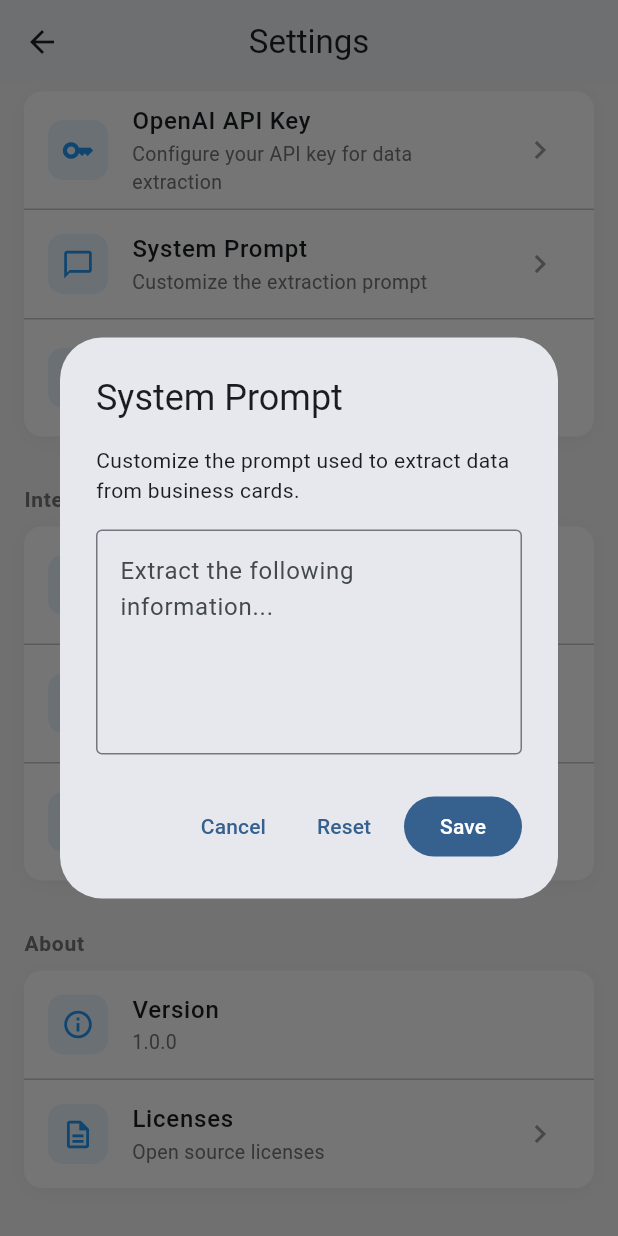
After one commit to pasogott/test-visitenkartenscanner-flutter, a Flutter app: the SettingsScreen screen opened directly, scrolled down 47 dp, after a tap on "System Prompt", on a phone screen of 412 x 824 dp. The commit adds this screen. Run offline on Flutter 3.47's test engine with Material 3 defaults, Android fonts, the phone set to English and light mode, and no system bars; our stand-ins replace camera, permission_handler, sqflite, sqflite_common_ffi_web; accounts and stored records are empty.

Commit message:
feat: Settings Screen UI (#1) (#27)
* feat: add settings screen with AI and integrations sections

- Create SettingsScreen with Material 3 design
- Add sections for AI Extraction and Integrations
- Include OpenAI API key dialog (placeholder)
- Include System Prompt dialog (placeholder)
- Add auto-extract toggle switch
- Show integration placeholders (Webhook, Salesforce, HubSpot)
- Add About section with version and licenses

Closes #1 (partial - UI only)

* feat: add settings navigation to home screen

- Add settings icon button in AppBar
- Navigate to SettingsScreen on tap

* fix: resolve overflow in system prompt dialog

```diff
--- a/lib/screens/home_screen.dart
+++ b/lib/screens/home_screen.dart
@@ -5,6 +5,7 @@ import '../providers/cards_provider.dart';
 import '../models/business_card.dart';
 import 'scan_screen.dart';
 import 'card_detail_screen.dart';
+import 'settings_screen.dart';
 
 class HomeScreen extends StatefulWidget {
   const HomeScreen({super.key});
@@ -33,6 +34,13 @@ class _HomeScreenState extends State<HomeScreen> {
         backgroundColor: Colors.white,
         foregroundColor: Colors.black87,
         elevation: 0,
+        actions: [
+          IconButton(
+            icon: const Icon(Icons.settings_outlined),
+            onPressed: () => _openSettings(context),
+            tooltip: 'Settings',
+          ),
+        ],
       ),
       body: Consumer<CardsProvider>(
         builder: (context, cardsProvider, child) {
@@ -190,4 +198,10 @@ class _HomeScreenState extends State<HomeScreen> {
       MaterialPageRoute(builder: (_) => CardDetailScreen(card: card)),
     );
   }
+
+  void _openSettings(BuildContext context) {
+    Navigator.of(context).push(
+      MaterialPageRoute(builder: (_) => const SettingsScreen()),
+    );
+  }
 }
--- /dev/null
+++ b/lib/screens/settings_screen.dart
@@ -0,0 +1,341 @@
+import 'package:flutter/material.dart';
+
+class SettingsScreen extends StatelessWidget {
+  const SettingsScreen({super.key});
+
+  @override
+  Widget build(BuildContext context) {
+    return Scaffold(
+      backgroundColor: Colors.grey[100],
+      appBar: AppBar(
+        title: const Text('Settings'),
+        backgroundColor: Colors.white,
+        foregroundColor: Colors.black87,
+        elevation: 0,
+      ),
+      body: ListView(
+        children: [
+          const SizedBox(height: 16),
+          _buildSectionHeader(context, 'AI Extraction'),
+          _buildSettingsCard(
+            context,
+            children: [
+              _buildSettingsTile(
+                icon: Icons.key,
+                title: 'OpenAI API Key',
+                subtitle: 'Configure your API key for data extraction',
+                onTap: () => _showApiKeyDialog(context),
+              ),
+              const Divider(height: 1),
+              _buildSettingsTile(
+                icon: Icons.chat_bubble_outline,
+                title: 'System Prompt',
+                subtitle: 'Customize the extraction prompt',
+                onTap: () => _showSystemPromptDialog(context),
+              ),
+              const Divider(height: 1),
+              _buildSwitchTile(
+                icon: Icons.auto_awesome,
+                title: 'Auto-Extract',
+                subtitle: 'Automatically extract data after scanning',
+                value: false,
+                onChanged: (value) {
+                  // TODO: Implement with SettingsProvider
+                },
+              ),
+            ],
+          ),
+          const SizedBox(height: 24),
+          _buildSectionHeader(context, 'Integrations'),
+          _buildSettingsCard(
+            context,
+            children: [
+              _buildSettingsTile(
+                icon: Icons.webhook,
+                title: 'Webhook',
+                subtitle: 'Send card data to external systems',
+                onTap: () => _showComingSoon(context),
+                trailing: _buildStatusChip('Not configured'),
+              ),
+              const Divider(height: 1),
+              _buildSettingsTile(
+                icon: Icons.cloud_sync,
+                title: 'Salesforce',
+                subtitle: 'Sync cards as Salesforce Leads',
+                onTap: () => _showComingSoon(context),
+                trailing: _buildStatusChip('Coming soon'),
+              ),
+              const Divider(height: 1),
+              _buildSettingsTile(
+                icon: Icons.hub,
+                title: 'HubSpot',
+                subtitle: 'Sync cards as HubSpot Contacts',
+                onTap: () => _showComingSoon(context),
+                trailing: _buildStatusChip('Coming soon'),
+              ),
+            ],
+          ),
+          const SizedBox(height: 24),
+          _buildSectionHeader(context, 'About'),
+          _buildSettingsCard(
+            context,
+            children: [
+              _buildSettingsTile(
+                icon: Icons.info_outline,
+                title: 'Version',
+                subtitle: '1.0.0',
+                onTap: null,
+              ),
+              const Divider(height: 1),
+              _buildSettingsTile(
+                icon: Icons.description_outlined,
+                title: 'Licenses',
+                subtitle: 'Open source licenses',
+                onTap: () => showLicensePage(
+                  context: context,
+                  applicationName: 'Business Card Scanner',
+                  applicationVersion: '1.0.0',
+                ),
+              ),
+            ],
+          ),
+          const SizedBox(height: 32),
+        ],
+      ),
+    );
+  }
+
+  Widget _buildSectionHeader(BuildContext context, String title) {
+    return Padding(
+      padding: const EdgeInsets.symmetric(horizontal: 16, vertical: 8),
+      child: Text(
+        title,
+        style: TextStyle(
+          fontSize: 14,
+          fontWeight: FontWeight.w600,
+          color: Colors.grey[600],
+          letterSpacing: 0.5,
+        ),
+      ),
+    );
+  }
+
+  Widget _buildSettingsCard(BuildContext context, {required List<Widget> children}) {
+    return Container(
+      margin: const EdgeInsets.symmetric(horizontal: 16),
+      decoration: BoxDecoration(
+        color: Colors.white,
+        borderRadius: BorderRadius.circular(12),
+        boxShadow: [
+          BoxShadow(
+            color: Colors.black.withValues(alpha: 0.05),
+            blurRadius: 10,
+            offset: const Offset(0, 2),
+          ),
+        ],
+      ),
+      child: Column(children: children),
+    );
+  }
+
+  Widget _buildSettingsTile({
+    required IconData icon,
+    required String title,
+    required String subtitle,
+    required VoidCallback? onTap,
+    Widget? trailing,
+  }) {
+    return ListTile(
+      leading: Container(
+        width: 40,
+        height: 40,
+        decoration: BoxDecoration(
+          color: Colors.blue.withValues(alpha: 0.1),
+          borderRadius: BorderRadius.circular(10),
+        ),
+        child: Icon(icon, color: Colors.blue, size: 22),
+      ),
+      title: Text(
+        title,
+        style: const TextStyle(
+          fontWeight: FontWeight.w500,
+          fontSize: 16,
+        ),
+      ),
+      subtitle: Text(
+        subtitle,
+        style: TextStyle(
+          color: Colors.grey[600],
+          fontSize: 13,
+        ),
+      ),
+      trailing: trailing ?? (onTap != null ? const Icon(Icons.chevron_right, color: Colors.grey) : null),
+      onTap: onTap,
+    );
+  }
+
+  Widget _buildSwitchTile({
+    required IconData icon,
+    required String title,
+    required String subtitle,
+    required bool value,
+    required ValueChanged<bool> onChanged,
+  }) {
+    return ListTile(
+      leading: Container(
+        width: 40,
+        height: 40,
+        decoration: BoxDecoration(
+          color: Colors.blue.withValues(alpha: 0.1),
+          borderRadius: BorderRadius.circular(10),
+        ),
+        child: Icon(icon, color: Colors.blue, size: 22),
+      ),
+      title: Text(
+        title,
+        style: const TextStyle(
+          fontWeight: FontWeight.w500,
+          fontSize: 16,
+        ),
+      ),
+      subtitle: Text(
+        subtitle,
+        style: TextStyle(
+          color: Colors.grey[600],
+          fontSize: 13,
+        ),
+      ),
+      trailing: Switch(
+        value: value,
+        onChanged: onChanged,
+        activeTrackColor: Colors.blue.withValues(alpha: 0.5),
+        activeThumbColor: Colors.blue,
+      ),
+    );
+  }
+
+  Widget _buildStatusChip(String text) {
+    final isConfigured = text == 'Connected';
+    return Container(
+      padding: const EdgeInsets.symmetric(horizontal: 8, vertical: 4),
+      decoration: BoxDecoration(
+        color: isConfigured ? Colors.green.withValues(alpha: 0.1) : Colors.grey.withValues(alpha: 0.1),
+        borderRadius: BorderRadius.circular(12),
+      ),
+      child: Text(
+        text,
+        style: TextStyle(
+          fontSize: 12,
+          color: isConfigured ? Colors.green[700] : Colors.grey[600],
+          fontWeight: FontWeight.w500,
+        ),
+      ),
+    );
+  }
+
+  void _showApiKeyDialog(BuildContext context) {
+    showDialog(
+      context: context,
+      builder: (context) => AlertDialog(
+        title: const Text('OpenAI API Key'),
+        content: Column(
+          mainAxisSize: MainAxisSize.min,
+          children: [
+            const Text(
+              'Enter your OpenAI API key to enable automatic data extraction from business cards.',
+              style: TextStyle(fontSize: 14),
+            ),
+            const SizedBox(height: 16),
+            TextField(
+              decoration: const InputDecoration(
+                labelText: 'API Key',
+                hintText: 'sk-...',
+                border: OutlineInputBorder(),
+                prefixIcon: Icon(Icons.key),
+              ),
+              obscureText: true,
+            ),
+          ],
+        ),
+        actions: [
+          TextButton(
+            onPressed: () => Navigator.pop(context),
+            child: const Text('Cancel'),
+          ),
+          FilledButton(
+            onPressed: () {
+              // TODO: Implement with SettingsProvider
+              Navigator.pop(context);
+              ScaffoldMessenger.of(context).showSnackBar(
+                const SnackBar(content: Text('API key will be saved when SettingsProvider is implemented')),
+              );
+            },
+            child: const Text('Save'),
+          ),
+        ],
+      ),
+    );
+  }
+
+  void _showSystemPromptDialog(BuildContext context) {
+    showDialog(
+      context: context,
+      builder: (context) => AlertDialog(
+        title: const Text('System Prompt'),
+        content: SizedBox(
+          width: double.maxFinite,
+          child: Column(
+            mainAxisSize: MainAxisSize.min,
+            children: [
+              const Text(
+                'Customize the prompt used to extract data from business cards.',
+                style: TextStyle(fontSize: 14),
+              ),
+              const SizedBox(height: 16),
+              ConstrainedBox(
+                constraints: const BoxConstraints(maxHeight: 150),
+                child: const TextField(
+                  maxLines: 5,
+                  decoration: InputDecoration(
+                    hintText: 'Extract the following information...',
+                    border: OutlineInputBorder(),
+                  ),
+                ),
+              ),
+            ],
+          ),
+        ),
+        actionsOverflowButtonSpacing: 8,
+        actions: [
+          TextButton(
+            onPressed: () => Navigator.pop(context),
+            child: const Text('Cancel'),
+          ),
+          TextButton(
+            onPressed: () {
+              // TODO: Reset to default
+              Navigator.pop(context);
+            },
+            child: const Text('Reset'),
+          ),
+          FilledButton(
+            onPressed: () {
+              // TODO: Implement with SettingsProvider
+              Navigator.pop(context);
+            },
+            child: const Text('Save'),
+          ),
+        ],
+      ),
+    );
+  }
+
+  void _showComingSoon(BuildContext context) {
+    ScaffoldMessenger.of(context).showSnackBar(
+      const SnackBar(
+        content: Text('This feature is coming soon!'),
+        duration: Duration(seconds: 2),
+      ),
+    );
+  }
+}
```
